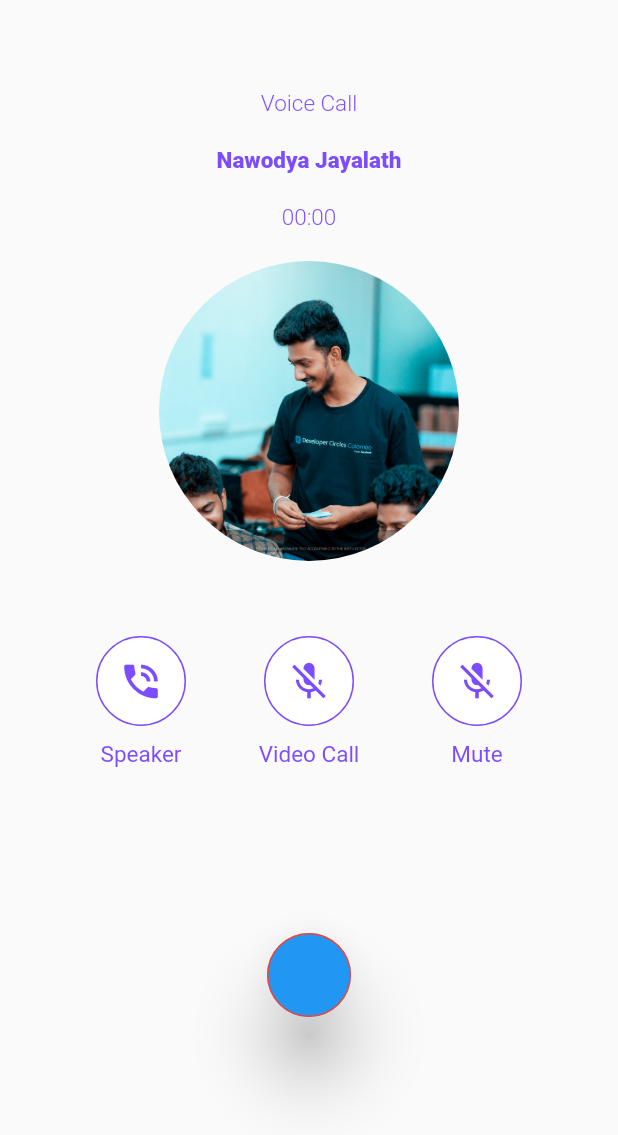
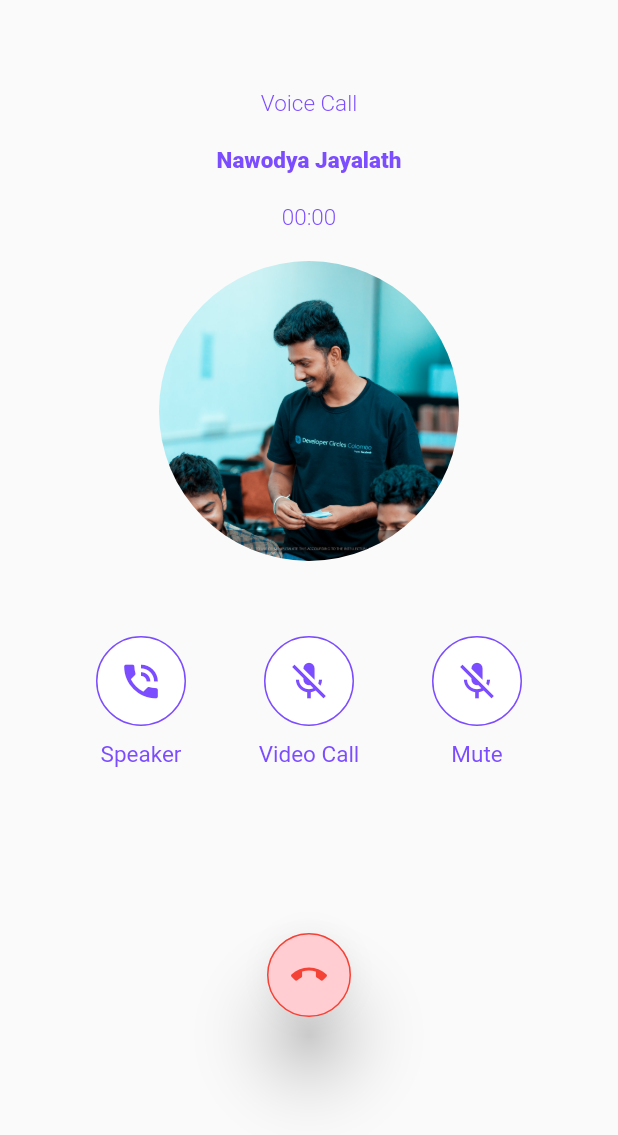
Before and after one commit to Nawodyahckr/call_app_interface, a Flutter app: the screen it shows after launch, on a phone screen of 412 x 824 dp. Shown: the top 1135 px of the screen. Run offline on Flutter 3.47's test engine with Material 2 defaults, Android fonts, the phone set to English and light mode, and no system bars.

Commit message:
Call end Button Added

```diff
--- a/lib/call_page.dart
+++ b/lib/call_page.dart
@@ -88,6 +88,8 @@ class _VoiceCallPageState extends State<VoiceCallPage> {
                       onPressed: null,
                       elevation: 20,
                       shape: CircleBorder(side:BorderSide(color: Colors.red)),
+                      child: Icon(Icons.call_end, color:Colors.red),
+                      backgroundColor: Colors.red[100],
                     )
               ]),
         ),
```
